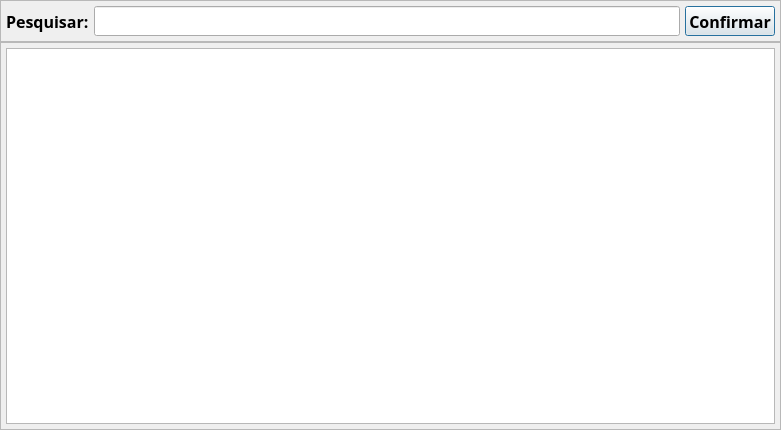
This is app/views/ui/pesquisa_abastecimento.ui in RafaelOmega/Recargas_2.0 as Qt 5 draws it before an edit. The edited form follows.
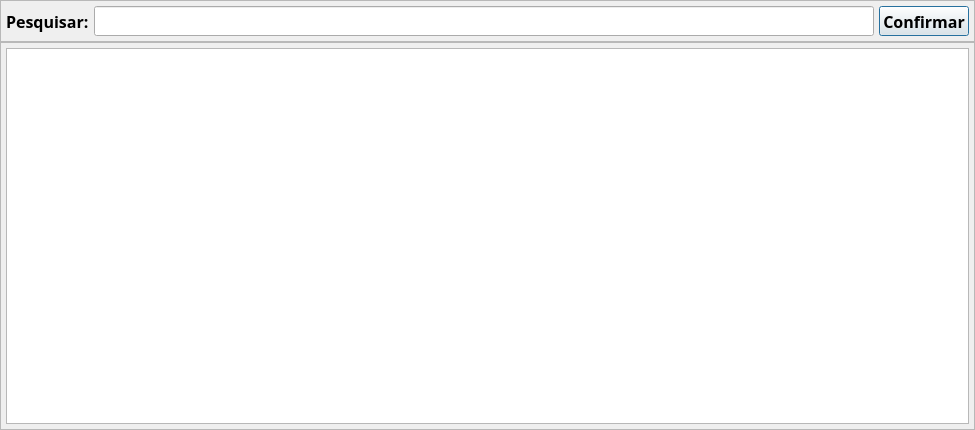
This is the edited form.

What changed in the file:
```diff
--- a/app/views/ui/pesquisa_abastecimento.ui
+++ b/app/views/ui/pesquisa_abastecimento.ui
@@ -6,7 +6,7 @@
    <rect>
     <x>0</x>
     <y>0</y>
-    <width>781</width>
+    <width>975</width>
     <height>430</height>
    </rect>
   </property>
```
